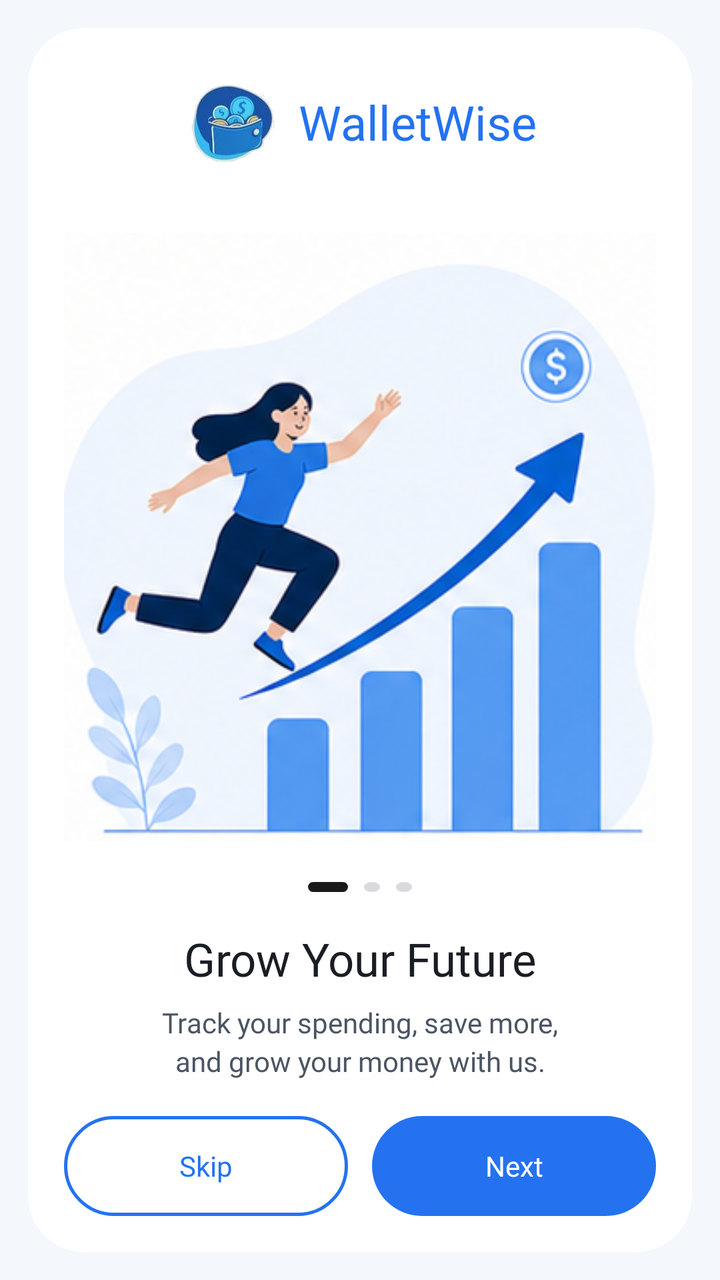
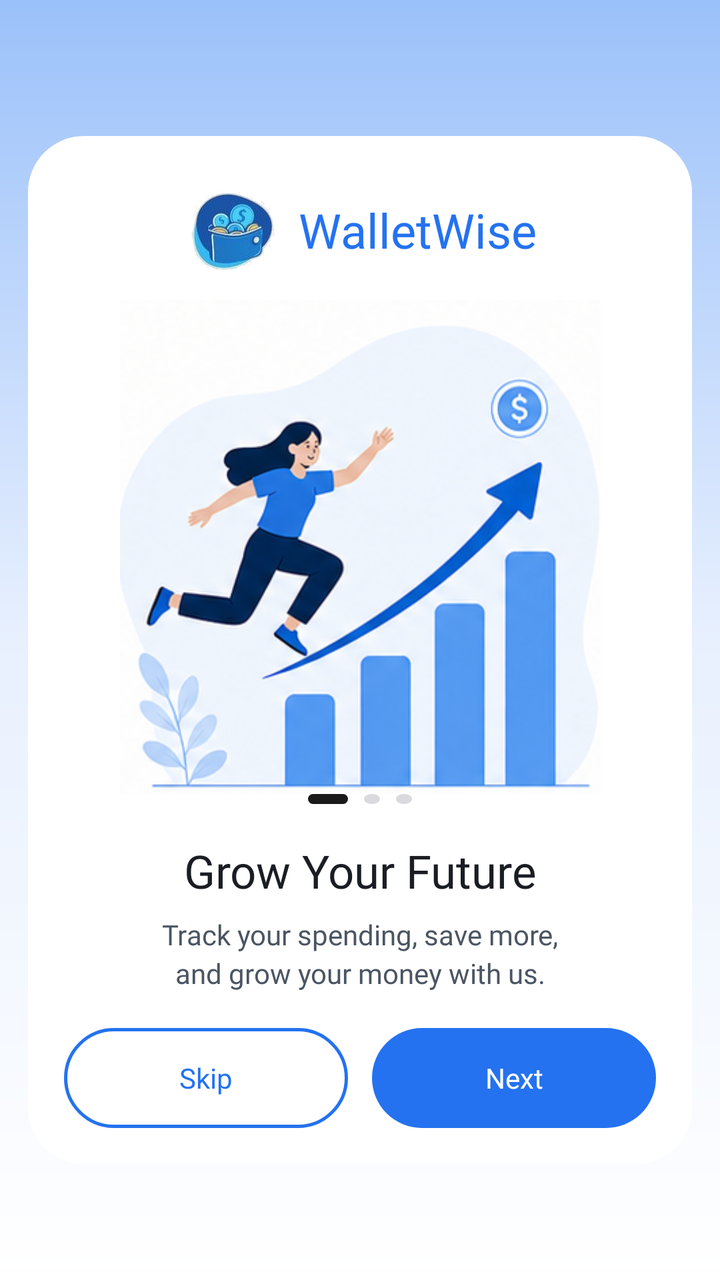

Before-and-after screenshots of an Android layout around one commit, followed by the original layout XML and the change that was made.
<!-- AndroidManifest.xml: application theme Theme.WalletWise.Starting -->
<!-- res/layout/page1.xml -->
<?xml version="1.0" encoding="utf-8"?>
<LinearLayout
    xmlns:android="http://schemas.android.com/apk/res/android"
    android:layout_width="match_parent"
    android:layout_height="match_parent"
    android:orientation="vertical"
    android:gravity="center"
    android:background="@drawable/page_background"
    android:padding="14dp">

    <LinearLayout
        android:layout_width="match_parent"
        android:layout_height="match_parent"
        android:orientation="vertical"
        android:gravity="center_horizontal"
        android:background="@drawable/white_card"
        android:paddingStart="18dp"
        android:paddingEnd="18dp"
        android:paddingTop="22dp"
        android:paddingBottom="18dp">

        
        <LinearLayout
            android:layout_width="wrap_content"
            android:layout_height="wrap_content"
            android:orientation="horizontal"
            android:gravity="center_vertical">

            <ImageView
                android:layout_width="50dp"
                android:layout_height="50dp"
                android:src="@drawable/walletwise_logo"
                android:scaleType="centerInside"
                android:contentDescription="WalletWise logo" />

            <TextView
                android:layout_width="wrap_content"
                android:layout_height="wrap_content"
                android:layout_marginStart="8dp"
                android:text="WalletWise"
                android:textColor="@color/primary_500"
                android:textSize="24sp"
                android:fontFamily="@font/dosis_extrabold" />

        </LinearLayout>

        <Space
            android:layout_width="match_parent"
            android:layout_height="10dp" />

        
        <ImageView
            android:layout_width="match_parent"
            android:layout_height="0dp"
            android:layout_weight="1"
            android:src="@drawable/illustration_grow"
            android:scaleType="centerInside"
            android:contentDescription="Grow Your Future illustration" />

        
        <LinearLayout
            android:layout_width="wrap_content"
            android:layout_height="wrap_content"
            android:orientation="horizontal"
            android:gravity="center">

            <View
                android:layout_width="20dp"
                android:layout_height="5dp"
                android:background="@drawable/dot_active"
                android:layout_marginHorizontal="4dp" />

            <View
                android:layout_width="8dp"
                android:layout_height="5dp"
                android:background="@drawable/dot_inactive"
                android:layout_marginHorizontal="4dp" />

            <View
                android:layout_width="8dp"
                android:layout_height="5dp"
                android:background="@drawable/dot_inactive"
                android:layout_marginHorizontal="4dp" />

        </LinearLayout>

        <Space
            android:layout_width="match_parent"
            android:layout_height="18dp" />

        
        <TextView
            android:layout_width="match_parent"
            android:layout_height="wrap_content"
            android:text="Grow Your Future"
            android:textColor="@color/text_primary_light"
            android:textSize="23sp"
            android:gravity="center"
            android:fontFamily="@font/dosis_extrabold" />

        
        <TextView
            android:layout_width="match_parent"
            android:layout_height="wrap_content"
            android:layout_marginTop="7dp"
            android:paddingStart="8dp"
            android:paddingEnd="8dp"
            android:text="Track your spending, save more,\nand grow your money with us."
            android:textColor="@color/text_secondary_light"
            android:textSize="14sp"
            android:gravity="center"
            android:lineSpacingExtra="3dp"
            android:fontFamily="@font/molengo_regular" />

        <Space
            android:layout_width="match_parent"
            android:layout_height="18dp" />

        
        <LinearLayout
            android:layout_width="match_parent"
            android:layout_height="50dp"
            android:orientation="horizontal">

            <TextView
                android:id="@+id/loginButton"
                android:layout_width="0dp"
                android:layout_height="match_parent"
                android:layout_weight="1"
                android:gravity="center"
                android:text="Skip"
                android:textColor="@color/primary_500"
                android:textSize="14sp"
                android:fontFamily="@font/dosis_semibold"
                android:background="@drawable/outline_button"
                android:clickable="true"
                android:focusable="true" />

            <Space
                android:layout_width="12dp"
                android:layout_height="1dp" />

            <TextView
                android:id="@+id/next1"
                android:layout_width="0dp"
                android:layout_height="match_parent"
                android:layout_weight="1"
                android:gravity="center"
                android:text="Next"
                android:textColor="@color/neutral_0"
                android:textSize="14sp"
                android:fontFamily="@font/dosis_semibold"
                android:background="@drawable/primary_button"
                android:clickable="true"
                android:focusable="true" />

        </LinearLayout>

    </LinearLayout>

</LinearLayout>
<!-- resources referenced by this layout -->
<resources>
  <color name="neutral_0">#FFFFFF</color>
  <color name="primary_500">#2472F0</color>
  <color name="text_primary_light">@color/neutral_900</color>
  <color name="text_secondary_light">@color/neutral_700</color>
  <!-- drawable dot_active (drawable) -->
  <?xml version="1.0" encoding="utf-8"?>
  <shape xmlns:android="http://schemas.android.com/apk/res/android"
      android:shape="rectangle">
      <solid android:color="@color/colorDotActive" />
      <corners android:radius="4dp" />
      <size
          android:width="18dp"
          android:height="8dp" />
  </shape>
  <!-- drawable dot_inactive (drawable) -->
  <?xml version="1.0" encoding="utf-8"?>
  <shape xmlns:android="http://schemas.android.com/apk/res/android"
      android:shape="oval">
      <solid android:color="@color/colorDotInactive" />
      <size
          android:width="8dp"
          android:height="8dp" />
  </shape>
  <!-- drawable outline_button (drawable) -->
  <?xml version="1.0" encoding="utf-8"?>
  <shape xmlns:android="http://schemas.android.com/apk/res/android">
      <solid android:color="#FFFFFFFF"/>
      <stroke android:width="1.5dp" android:color="@color/primary_500"/>
      <corners android:radius="28dp"/>
  </shape>
  <!-- drawable page_background (drawable) -->
  <?xml version="1.0" encoding="utf-8"?>
  <shape xmlns:android="http://schemas.android.com/apk/res/android">
      <solid android:color="#F4F7FC"/>
  </shape>
  <!-- drawable primary_button (drawable) -->
  <?xml version="1.0" encoding="utf-8"?>
  <shape xmlns:android="http://schemas.android.com/apk/res/android">
      <solid android:color="@color/primary_500"/>
      <corners android:radius="28dp"/>
  </shape>
  <!-- drawable white_card (drawable) -->
  <?xml version="1.0" encoding="utf-8"?>
  <shape xmlns:android="http://schemas.android.com/apk/res/android">
      <solid android:color="#FFFFFFFF"/>
      <corners android:radius="28dp"/>
  </shape>
  <style name="Theme.WalletWise.Starting" parent="Theme.SplashScreen">
  
          <item name="windowSplashScreenBackground">@color/splash_background</item>
  
          <item name="windowSplashScreenAnimatedIcon">@drawable/walletwise_logo_cleaned</item>
  
          <item name="windowSplashScreenIconBackgroundColor">@color/splash_background</item>
  
          <item name="postSplashScreenTheme">@style/Theme.ExpenceAndBudgetTracker</item>
  
      </style>
  <color name="neutral_900">#1A1D23</color>
  <color name="neutral_700">#4B5563</color>
  <color name="colorDotActive">#1A1A1A</color>
  <color name="colorDotInactive">#D9D9DE</color>
  <color name="splash_background">#E8F0FE</color>
  <!-- drawable walletwise_logo_cleaned: png bitmap (drawable, 493724 bytes) -->
  <color name="primary_100">#C2D9FC</color>
  <color name="primary_900">#082456</color>
  <color name="accent_500">#FFA800</color>
  <color name="accent_100">#FFE9C2</color>
  <color name="accent_700">#CC8600</color>
  <color name="expense_red">#E5484D</color>
  <color name="background_light">@color/neutral_50</color>
  <color name="surface_light">@color/neutral_0</color>
  <color name="primary_700">#1447A8</color>
  <color name="neutral_50">#F7F8FA</color>
  <!-- unchanged entries left out for length: 3 -->
</resources>

<!-- the commit's change to res/layout/page1.xml (unified diff, before → after) -->
@@ -5,8 +5,9 @@
     android:layout_height="match_parent"
     android:orientation="vertical"
     android:gravity="center"
-    android:background="@drawable/page_background"
-    android:padding="14dp">
+    android:background="@drawable/gradient_header_bg"
+    android:paddingVertical="58dp"
+    android:paddingHorizontal="14dp">
 
     <LinearLayout
         android:layout_width="match_parent"
@@ -17,7 +18,8 @@
         android:paddingStart="18dp"
         android:paddingEnd="18dp"
         android:paddingTop="22dp"
-        android:paddingBottom="18dp">
+        android:paddingBottom="18dp"
+        android:layout_marginTop="10dp">
 
         
         <LinearLayout
<!-- resource entries referenced after the edit -->
@@ -23,17 +23,22 @@
           android:width="8dp"
           android:height="8dp" />
   </shape>
+  <!-- drawable gradient_header_bg (drawable) -->
+  <?xml version="1.0" encoding="utf-8"?>
+  <shape xmlns:android="http://schemas.android.com/apk/res/android"
+      android:shape="rectangle">
+      <gradient
+          android:startColor="@color/primary_200"
+          android:centerColor="@color/primary_50"
+          android:endColor="@color/neutral_0"
+          android:angle="270" />
+  </shape>
   <!-- drawable outline_button (drawable) -->
   <?xml version="1.0" encoding="utf-8"?>
   <shape xmlns:android="http://schemas.android.com/apk/res/android">
       <solid android:color="#FFFFFFFF"/>
       <stroke android:width="1.5dp" android:color="@color/primary_500"/>
       <corners android:radius="28dp"/>
-  </shape>
-  <!-- drawable page_background (drawable) -->
-  <?xml version="1.0" encoding="utf-8"?>
-  <shape xmlns:android="http://schemas.android.com/apk/res/android">
-      <solid android:color="#F4F7FC"/>
   </shape>
   <!-- drawable primary_button (drawable) -->
   <?xml version="1.0" encoding="utf-8"?>
@@ -49,22 +54,27 @@
   </shape>
   <style name="Theme.WalletWise.Starting" parent="Theme.SplashScreen">
   
-          <item name="windowSplashScreenBackground">@color/splash_background</item>
+          <item name="windowSplashScreenBackground">
+              @color/primary_100
+          </item>
   
-          <item name="windowSplashScreenAnimatedIcon">@drawable/walletwise_logo_cleaned</item>
+          <item name="windowSplashScreenAnimatedIcon">
+              @drawable/wallet_splash_logo
+          </item>
   
-          <item name="windowSplashScreenIconBackgroundColor">@color/splash_background</item>
-  
-          <item name="postSplashScreenTheme">@style/Theme.ExpenceAndBudgetTracker</item>
+          <item name="postSplashScreenTheme">
+              @style/Theme.ExpenceAndBudgetTracker
+          </item>
   
       </style>
   <color name="neutral_900">#1A1D23</color>
   <color name="neutral_700">#4B5563</color>
   <color name="colorDotActive">#1A1A1A</color>
   <color name="colorDotInactive">#D9D9DE</color>
-  <color name="splash_background">#E8F0FE</color>
-  <!-- drawable walletwise_logo_cleaned: png bitmap (drawable, 493724 bytes) -->
+  <color name="primary_200">#9BC1FA</color>
+  <color name="primary_50">#E8F0FE</color>
   <color name="primary_100">#C2D9FC</color>
+  <!-- drawable wallet_splash_logo: png bitmap (drawable, 796784 bytes) -->
   <color name="primary_900">#082456</color>
   <color name="accent_500">#FFA800</color>
   <color name="accent_100">#FFE9C2</color>
